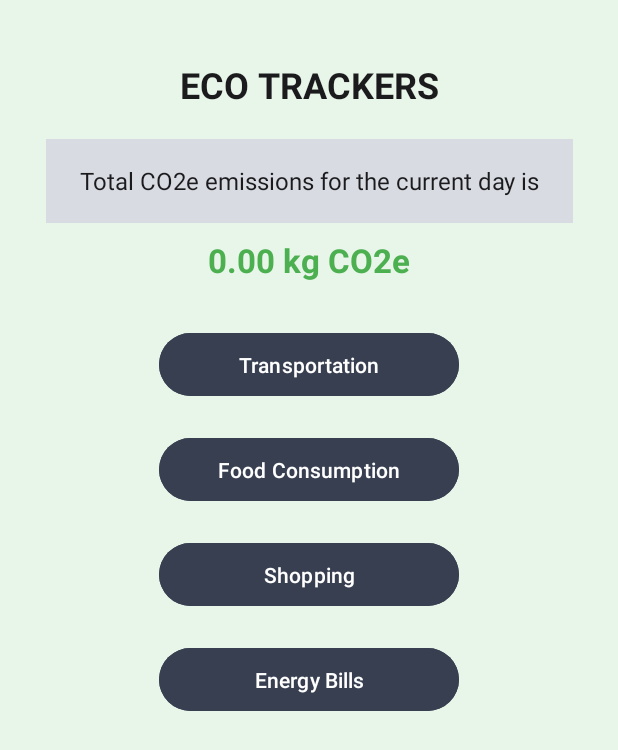
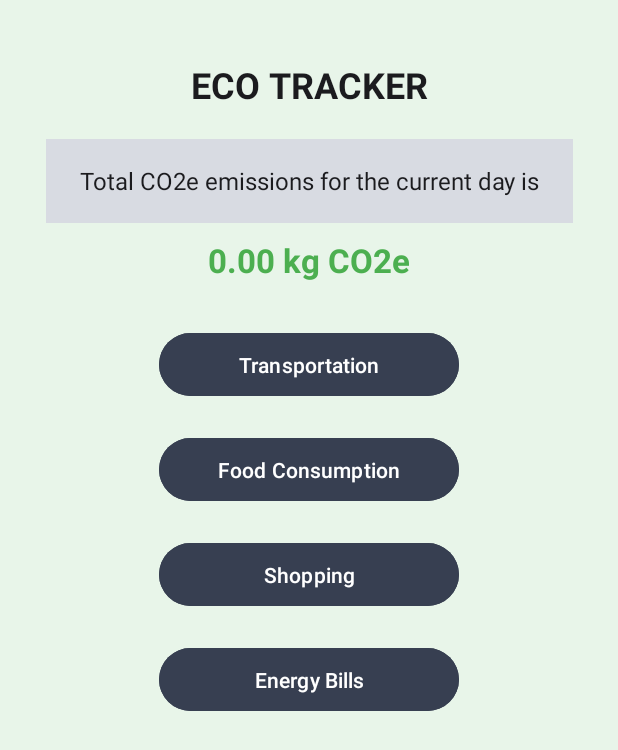
Before and after one commit to Satwik934/CSCB07-Planetze-86, an Android app: the dashboard screen opened directly, with no data from a screen before it, on a phone screen of 412 x 824 dp. Shown: the top 750 px of the screen. Run offline under Robolectric (Android 15) with nearby library versions, the phone set to English and light mode, and no system bars; 1 statement that could not run was skipped.

Commit message:
Updated Dashboard

```diff
--- a/app/src/main/res/layout/activity_dashboard.xml
+++ b/app/src/main/res/layout/activity_dashboard.xml
@@ -13,7 +13,7 @@
         android:id="@+id/daily_emissions_label"
         android:layout_width="wrap_content"
         android:layout_height="wrap_content"
-        android:text="ECO TRACKERS"
+        android:text="ECO TRACKER"
         android:textSize="24sp"
         android:textStyle="bold"
         android:textColor="#1B1B1E"
```
